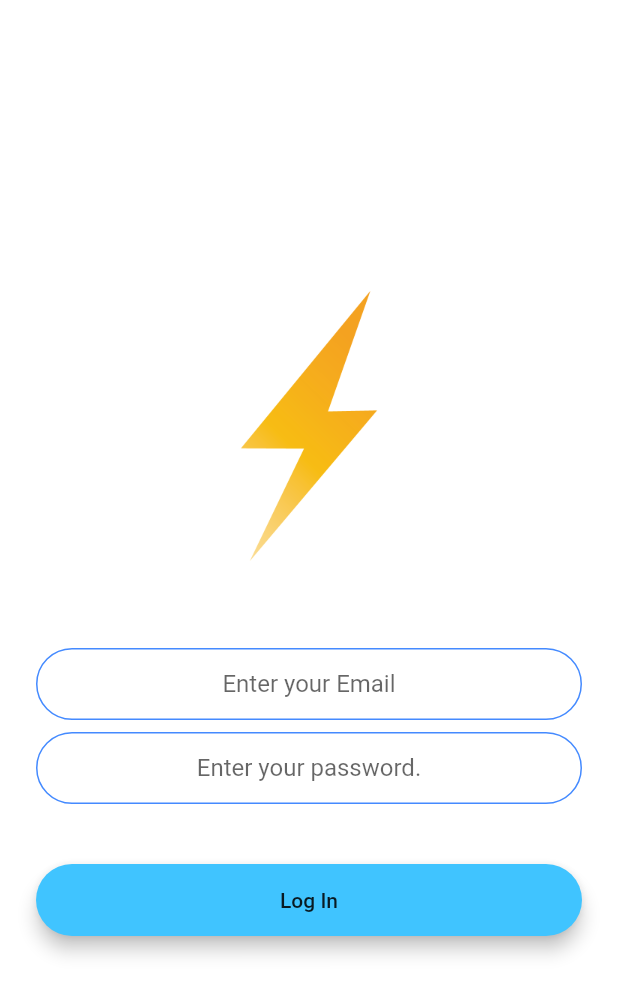
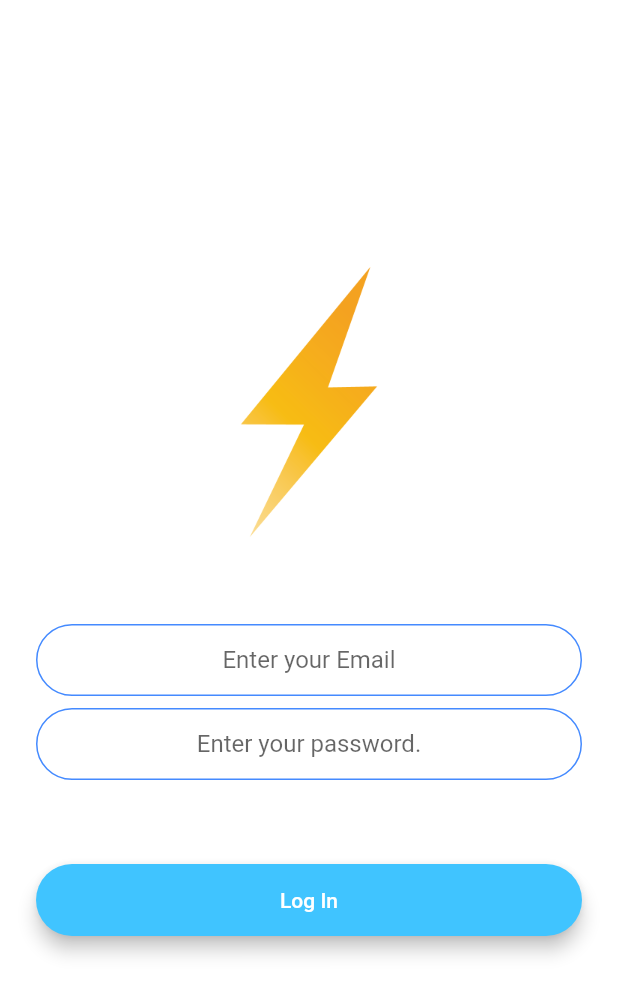
Before and after one commit to kylieyoo55/flash-chat, a Flutter app: the LoginScreen screen opened by its route, on a phone screen of 412 x 824 dp. Shown: the top 995 px of the screen. Run offline on Flutter 3.47's test engine with Material 2 defaults, Android fonts, the phone set to English and light mode, and no system bars; our stand-ins replace animated_text_kit, cloud_firestore, firebase_auth, firebase_core, modal_progress_hud; accounts and stored records are empty.

Commit message:
final version

```diff
--- a/lib/screens/login_screen.dart
+++ b/lib/screens/login_screen.dart
@@ -1,5 +1,9 @@
+import 'package:flash_app/components/rounded_button.dart';
+import 'package:flash_app/screens/chat_screen.dart';
 import 'package:flutter/material.dart';
 import '../constants.dart';
+import 'package:firebase_auth/firebase_auth.dart';
+import 'package:modal_progress_hud/modal_progress_hud.dart';
 
 class LoginScreen extends StatefulWidget {
   static const String routeId = '/logIn';
@@ -8,21 +12,30 @@ class LoginScreen extends StatefulWidget {
 }
 
 class _LoginScreenState extends State<LoginScreen> {
+  final _auth = FirebaseAuth.instance;
+  String email;
+  String password;
+  bool showSpinner = false;
+
   @override
   Widget build(BuildContext context) {
     return Scaffold(
       backgroundColor: Colors.white,
-      body: Padding(
+      body: ModalProgressHUD(
+        inAsyncCall: showSpinner,
+        child: Padding(
           padding: EdgeInsets.symmetric(horizontal: 24.0),
           child: Column(
             mainAxisAlignment: MainAxisAlignment.center,
             crossAxisAlignment: CrossAxisAlignment.stretch,
             children: <Widget>[
-            Hero(
+              Flexible(
+                child: Hero(
                   tag: 'logo',
                   child: Container(
                     height: 200.0,
                     child: Image.asset('images/logo.png'),
+                  ),
                 ),
               ),
               SizedBox(
@@ -32,6 +45,7 @@ class _LoginScreenState extends State<LoginScreen> {
                 keyboardType: TextInputType.emailAddress,
                 textAlign: TextAlign.center,
                 onChanged: (value) {
+                  email = value;
                   //Do something with the user input.
                 },
                 decoration:
@@ -44,6 +58,7 @@ class _LoginScreenState extends State<LoginScreen> {
                 obscureText: true,
                 textAlign: TextAlign.center,
                 onChanged: (value) {
+                  password = value;
                   //Do something with the user input.
                 },
                 decoration:
@@ -54,23 +69,31 @@ class _LoginScreenState extends State<LoginScreen> {
               ),
               Padding(
                   padding: EdgeInsets.symmetric(vertical: 16.0),
-              child: Material(
-                color: Colors.lightBlueAccent,
-                borderRadius: BorderRadius.all(Radius.circular(30.0)),
-                elevation: 5.0,
-                child: MaterialButton(
-                  onPressed: () {
+                  child: RoundedButton(
+                    onTaped: () {
+                      setState(() {
+                        showSpinner = true;
+                      });
+                      try {
+                        final user = _auth.signInWithEmailAndPassword(
+                            email: email, password: password);
+
+                        if (user != null) {
+                          Navigator.pushNamed(context, ChatScreen.routeId);
+                        }
+                        setState(() {
+                          showSpinner = false;
+                        });
+                      } catch (e) {
+                        print(e);
+                      }
                       //Implement login functionality.
                     },
-                  minWidth: 200.0,
-                  height: 42.0,
-                  child: Text(
-                    'Log In',
+                    text: 'Log In',
+                    color: Colors.lightBlueAccent,
+                  )),
+            ],
           ),
-                ),
-              ),
-            ),
-          ],
         ),
       ),
     );
--- a/pubspec.yaml
+++ b/pubspec.yaml
@@ -32,6 +32,7 @@ dependencies:
   firebase_core: ^0.7.0
   firebase_auth: ^0.20.1
   cloud_firestore: ^0.16.0+1
+  modal_progress_hud: ^0.1.3
 
 dev_dependencies:
   flutter_test:
```
Also changed, not shown: lib/screens/chat_screen.dart (+130 -1 lines), lib/screens/registration_screen.dart (+15 -2 lines), pubspec.lock. Lines whose indentation alone changed are shown as unchanged.
